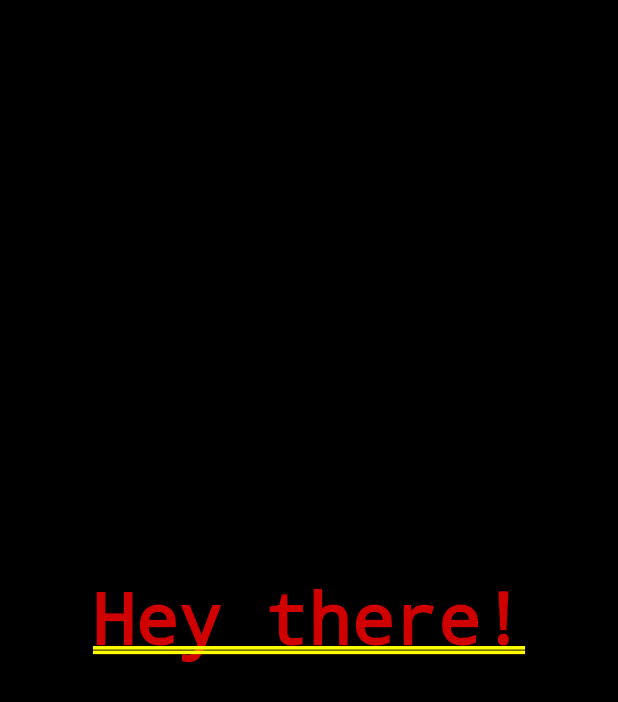
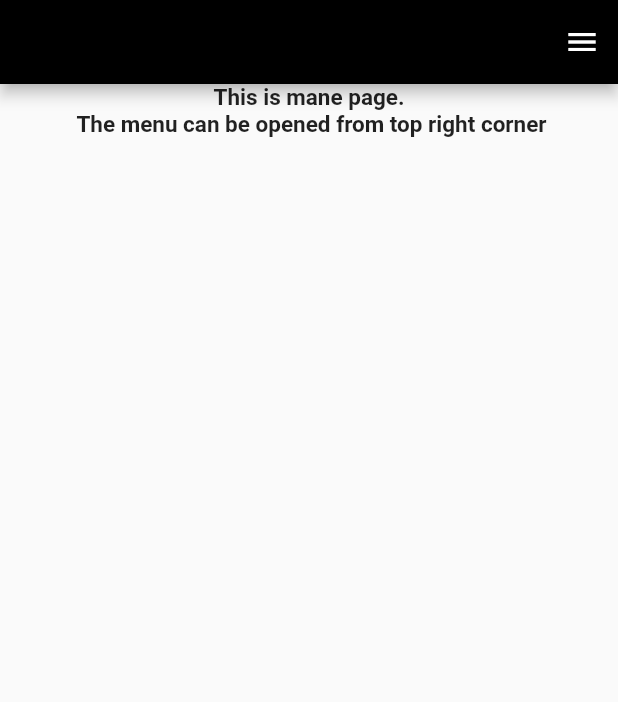
Before and after one commit to Mzuha/flutter_test_task, a Flutter app: the screen it shows after launch, on a phone screen of 412 x 824 dp. Shown: the top 702 px of the screen. Run offline on Flutter 3.47's test engine with Material 2 defaults, Android fonts, the phone set to English and light mode, and no system bars.

Commit message:
added additional page; menu for page navigation;

```diff
--- a/lib/main.dart
+++ b/lib/main.dart
@@ -1,5 +1,6 @@
 import 'package:flutter/material.dart';
-import 'package:flutter_test_task/pages/home.dart';
+import 'package:flutter_test_task/pages/coloursPage.dart';
+import 'package:flutter_test_task/pages/mainPage.dart';
 
 void main() => runApp(MyApp());
 
@@ -9,7 +10,12 @@ class MyApp extends StatelessWidget {
   @override
   Widget build(BuildContext context) {
     return MaterialApp(
-      home: HomePage(),
+      theme: ThemeData(primaryColor: Colors.black),
+      initialRoute: '/',
+      routes: {
+        '/': (context) => MainPage(),
+        '/colours': (context) => ColoursPage(),
+      },
     );
   }
 }
--- a/lib/pages/home.dart
+++ /dev/null
@@ -1,42 +0,0 @@
-import 'dart:math';
-
-import 'package:flutter/material.dart';
-
-class HomePage extends StatefulWidget {
-  const HomePage({Key? key}) : super(key: key);
-
-  @override
-  _HomePageState createState() => _HomePageState();
-}
-
-class _HomePageState extends State<HomePage> {
-
-  Random _random = Random();
-  Color _color = Color.fromARGB(255, 0, 0, 0);
-
-  @override
-  Widget build(BuildContext context) {
-    return GestureDetector(
-      child: Container(
-        color: _color,
-        child: Center(
-          child: Text('Hey there!'),
-        ),
-      ),
-      onTap: () {
-        setState(() {
-          _color = getRandomRGBColor();
-        });
-      },
-    );
-  }
-
-  Color getRandomRGBColor() {
-    return Color.fromARGB(
-        255,
-        _random.nextInt(256),
-        _random.nextInt(256),
-        _random.nextInt(256)
-    );
-  }
-}
--- /dev/null
+++ b/lib/pages/mainPage.dart
@@ -0,0 +1,75 @@
+import 'package:flutter/material.dart';
+
+class MainPage extends StatefulWidget {
+  const MainPage({Key? key}) : super(key: key);
+
+  @override
+  _MainPageState createState() => _MainPageState();
+}
+
+class _MainPageState extends State<MainPage> {
+  ButtonStyle _buttonStyle = ElevatedButton.styleFrom(
+      padding: EdgeInsets.all(20),
+      primary: Colors.black
+  );
+
+  TextStyle _textStyle = TextStyle(
+      fontSize: 15,
+      fontWeight: FontWeight.bold
+  );
+
+  void _openMenu() {
+    Navigator.of(context)
+        .push(MaterialPageRoute(builder: (BuildContext context) {
+      return Scaffold(
+        appBar: AppBar(title: Text('Menu')),
+        body: Column(
+          crossAxisAlignment: CrossAxisAlignment.start,
+          children: [
+            Padding(padding: EdgeInsets.only(top: 5)),
+            Row(
+              children: [
+                Padding(padding: EdgeInsets.only(left: 5)),
+                ElevatedButton(
+                  child: Text('To Colours!'),
+                  style: _buttonStyle,
+                  onPressed: () {
+                    Navigator.pop(context);
+                    Navigator.pushNamed(context, '/colours');
+                  },
+                ),
+                Padding(padding: EdgeInsets.only(left: 20)),
+                Text('Page with random generated colours!', style: _textStyle,)
+              ]
+            )
+          ]
+        )
+      );
+    }));
+  }
+
+  @override
+  Widget build(BuildContext context) {
+    return Scaffold(
+      appBar: AppBar(
+        actions: [
+          IconButton(onPressed: _openMenu, icon: Icon(Icons.menu)),
+        ],
+      ),
+      body: Center(
+        child: Column(
+          children: [
+            Text(
+              'This is mane page.',
+              style: _textStyle,
+            ),
+            Text(
+              ' The menu can be opened from top right corner',
+              style: _textStyle,
+            ),
+          ],
+        ),
+      ),
+    );
+  }
+}
```
Also changed, not shown: lib/pages/coloursPage.dart (added, +50 -0 lines), 1 other file.
